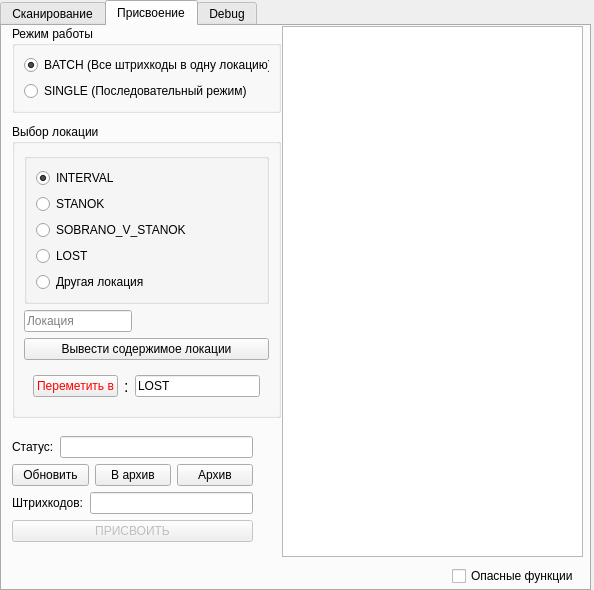
First picture: the form in main_widget.ui, repository Slava-Gll/BatchBarQT, before the edit.
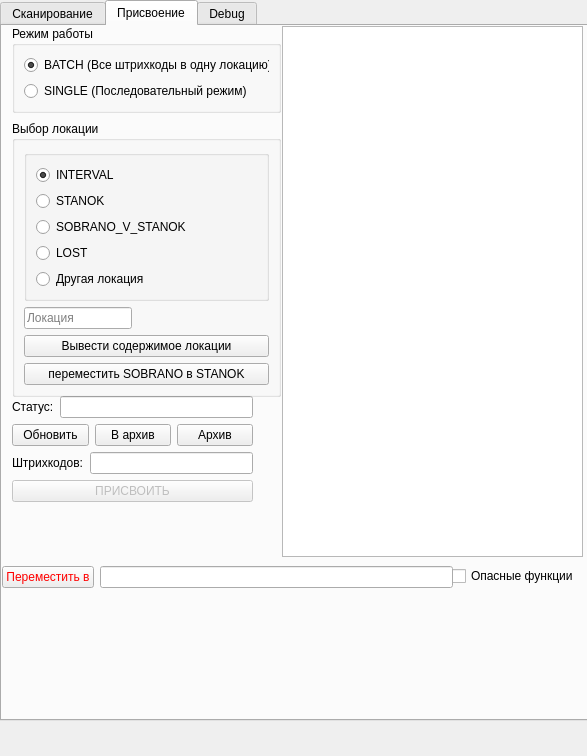
Second picture: the form after the edit.

Commit message: added move to stanok

Diff of the .ui file:
```diff
--- a/main_widget.ui
+++ b/main_widget.ui
@@ -6,8 +6,8 @@
    <rect>
     <x>0</x>
     <y>0</y>
-    <width>594</width>
-    <height>590</height>
+    <width>587</width>
+    <height>756</height>
    </rect>
   </property>
   <property name="sizePolicy">
@@ -28,7 +28,7 @@
      <x>0</x>
      <y>0</y>
      <width>591</width>
-     <height>591</height>
+     <height>721</height>
     </rect>
    </property>
    <property name="currentIndex">
@@ -166,7 +166,7 @@
      <property name="geometry">
       <rect>
        <x>10</x>
-       <y>410</y>
+       <y>370</y>
        <width>241</width>
        <height>151</height>
       </rect>
@@ -264,7 +264,7 @@
        <x>10</x>
        <y>0</y>
        <width>269</width>
-       <height>392</height>
+       <height>371</height>
       </rect>
      </property>
      <layout class="QVBoxLayout" name="verticalLayout_4">
@@ -417,10 +417,42 @@
           </widget>
          </item>
          <item>
+          <widget class="QPushButton" name="pushButton_move_sobrano">
+           <property name="text">
+            <string>переместить SOBRANO в STANOK</string>
+           </property>
+          </widget>
+         </item>
+        </layout>
+       </widget>
+      </item>
+     </layout>
+    </widget>
+    <widget class="QCheckBox" name="checkBox_dangerous">
+     <property name="geometry">
+      <rect>
+       <x>450</x>
+       <y>540</y>
+       <width>131</width>
+       <height>20</height>
+      </rect>
+     </property>
+     <property name="text">
+      <string>Опасные функции</string>
+     </property>
+    </widget>
           <widget class="QWidget" name="danger_group" native="true">
-           <layout class="QHBoxLayout" name="horizontalLayout_dangerous">
+     <property name="geometry">
+      <rect>
+       <x>0</x>
+       <y>530</y>
+       <width>451</width>
+       <height>42</height>
+      </rect>
+     </property>
+     <layout class="QHBoxLayout" name="horizontalLayout_5">
             <item>
-             <widget class="QPushButton" name="pushButton_clear_location">
+       <widget class="QPushButton" name="pushButton_move_location">
               <property name="enabled">
                <bool>true</bool>
               </property>
@@ -452,55 +484,21 @@
                </palette>
               </property>
               <property name="text">
-               <string>Переметить в</string>
+         <string>Перемеcтить в</string>
               </property>
               <property name="checkable">
                <bool>false</bool>
               </property>
              </widget>
             </item>
-            <item>
-             <widget class="QLabel" name="label_2">
-              <property name="font">
-               <font>
-                <pointsize>12</pointsize>
-               </font>
-              </property>
-              <property name="text">
-               <string>:</string>
-              </property>
-              <property name="textFormat">
-               <enum>Qt::PlainText</enum>
-              </property>
-             </widget>
-            </item>
             <item>
              <widget class="QLineEdit" name="lineEdit_move_to_loc">
               <property name="text">
-               <string>LOST</string>
+         <string/>
               </property>
              </widget>
             </item>
            </layout>
-          </widget>
-         </item>
-        </layout>
-       </widget>
-      </item>
-     </layout>
-    </widget>
-    <widget class="QCheckBox" name="checkBox_dangerous">
-     <property name="geometry">
-      <rect>
-       <x>450</x>
-       <y>540</y>
-       <width>131</width>
-       <height>20</height>
-      </rect>
-     </property>
-     <property name="text">
-      <string>Опасные функции</string>
-     </property>
     </widget>
    </widget>
    <widget class="QWidget" name="tab_debug">
```
Lines whose indentation alone changed are shown as unchanged. The commit also changes 2 other files.
